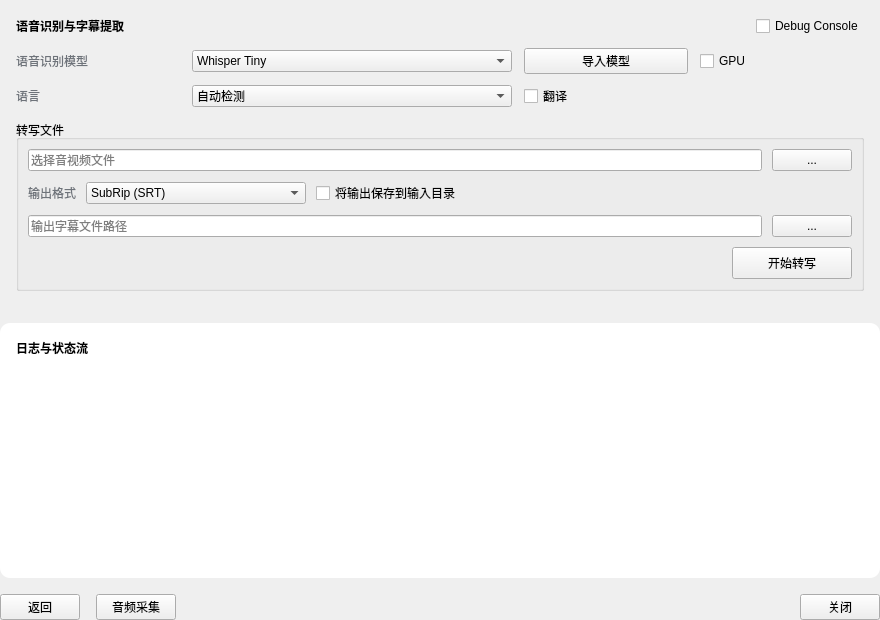
The window that subtitleextraction.ui (Harland-Liwalit/qSrtTool) describes before a commit, drawn with Qt 5.
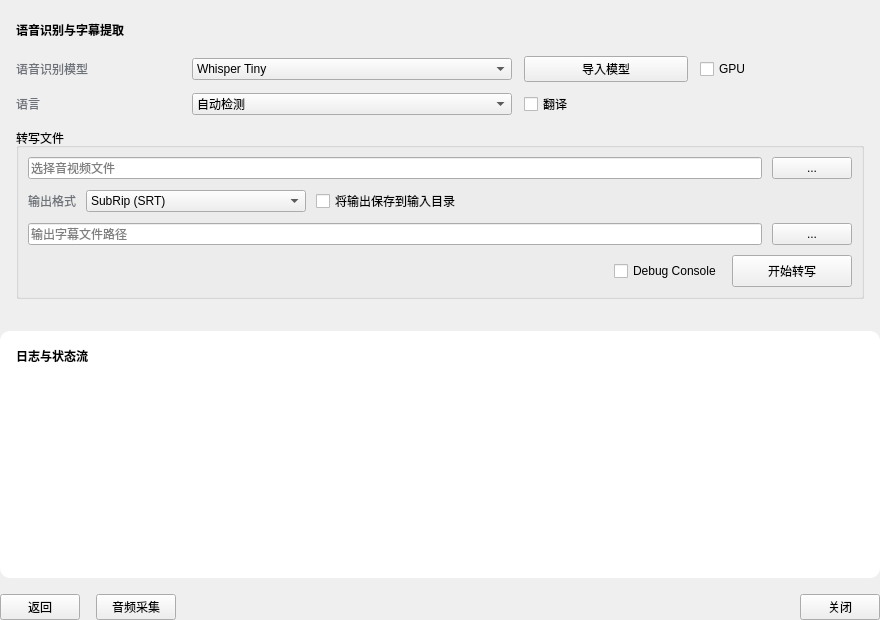
The same window after the commit. Icons and pictures are not drawn.

Commit message: 加入更新组件按钮

Diff of the .ui file:
```diff
--- a/subtitleextraction.ui
+++ b/subtitleextraction.ui
@@ -73,9 +73,28 @@
          </spacer>
         </item>
         <item>
-         <widget class="QCheckBox" name="debugConsoleCheckBox">
-          <property name="text">
-           <string>Debug Console</string>
+         <widget class="QToolButton" name="toolsCheckButton">
+          <property name="minimumSize">
+           <size>
+            <width>28</width>
+            <height>28</height>
+           </size>
+          </property>
+          <property name="toolTip">
+           <string>检查并更新 yt-dlp / whisper / ffmpeg</string>
+          </property>
+          <property name="autoRaise">
+           <bool>true</bool>
+          </property>
+          <property name="icon">
+           <iconset resource="style.qrc">
+            <normaloff>:/new/prefix1/style/QSS_IMG/object-select-symbolic.symbolic.png</normaloff>:/new/prefix1/style/QSS_IMG/object-select-symbolic.symbolic.png</iconset>
+          </property>
+          <property name="iconSize">
+           <size>
+            <width>18</width>
+            <height>18</height>
+           </size>
           </property>
          </widget>
         </item>
@@ -350,6 +369,13 @@
              </property>
             </spacer>
            </item>
+           <item>
+            <widget class="QCheckBox" name="debugConsoleCheckBox">
+             <property name="text">
+              <string>Debug Console</string>
+             </property>
+            </widget>
+           </item>
            <item>
             <widget class="QPushButton" name="transcribeButton">
              <property name="minimumSize">
```
The commit also changes 4 other files.
